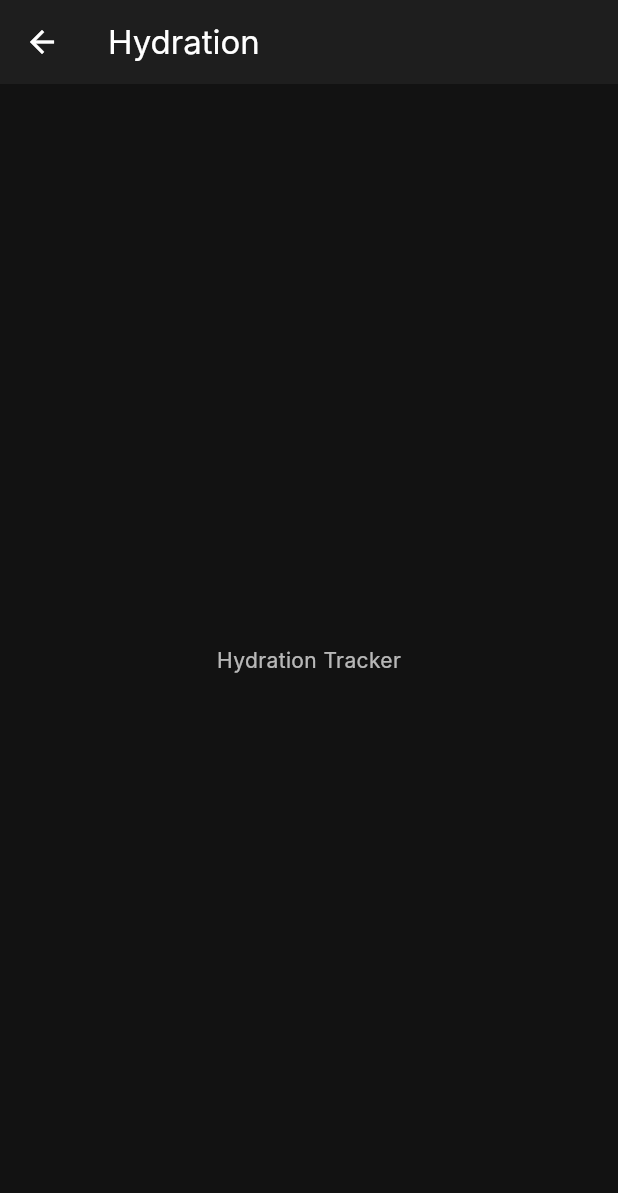
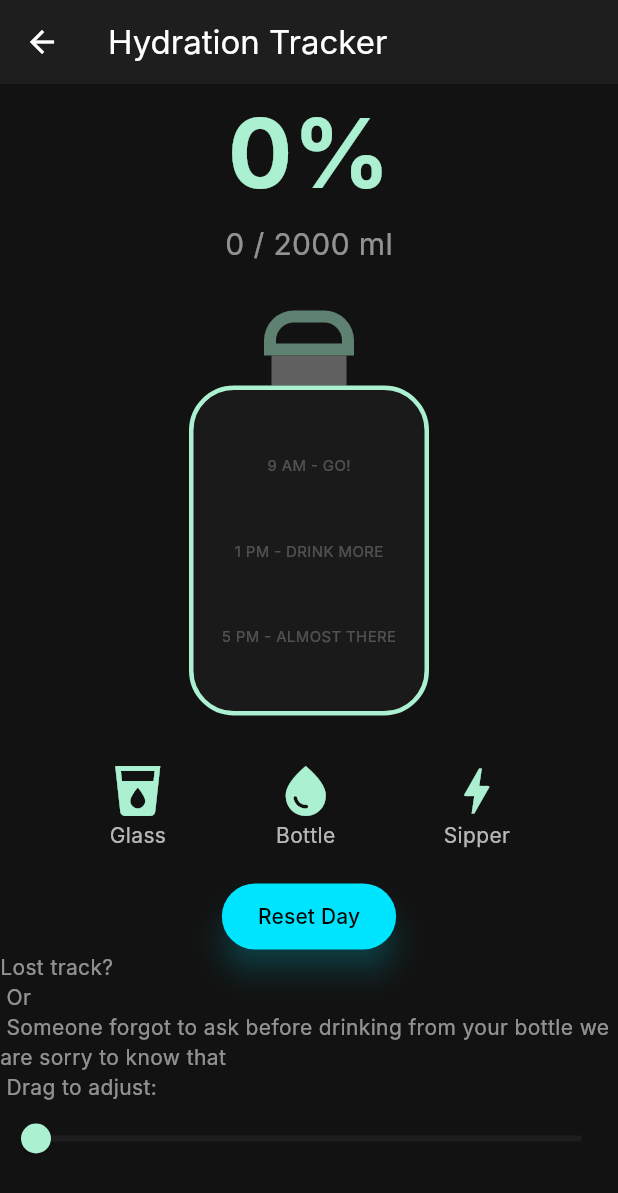
Before and after one commit to aryashi17/Nutrimate, a Flutter app: the HydrationScreen screen opened directly, on a phone screen of 412 x 824 dp. Shown: the top 1193 px of the screen. Run offline on Flutter 3.47's test engine with Material 3 defaults, Android fonts, the phone set to English and light mode, and no system bars; our stand-ins replace cloud_firestore, firebase_auth, firebase_core; accounts and stored records are empty; Roboto replaces fonts that are missing (Inter).

Commit message:
Fixed hydration bottle and added buffer slider

```diff
--- a/analysis_options.yaml
+++ b/analysis_options.yaml
@@ -7,6 +7,9 @@
 
 # The following line activates a set of recommended lints for Flutter apps,
 # packages, and plugins designed to encourage good coding practices.
+analyzer:
+  errors:
+    deprecated_member_use: ignore
 include: package:flutter_lints/flutter.yaml
 
 linter:
--- a/lib/features/hydration/hydration_screen.dart
+++ b/lib/features/hydration/hydration_screen.dart
@@ -1,15 +1,102 @@
 import 'package:flutter/material.dart';
+import '../widgets/water_button.dart'; // Ensure this path matches your folder
+import '../widgets/bottle_visual.dart';
 
-class HydrationScreen extends StatelessWidget {
+
+class HydrationScreen extends StatefulWidget {
   const HydrationScreen({super.key});
+
+
+  @override
+  State<HydrationScreen> createState() => _HydrationScreenState();
+}
+
+
+class _HydrationScreenState extends State<HydrationScreen> {
+  int _totalDrank = 0; // The "Gulp Counter" logic
+  final int _goal = 2000; // Daily target in ml
+
+
+  void _addWater(int amount) {
+    setState(() {
+      _totalDrank += amount;
+    });
+    // Check if they overdrank (Goal is 2000ml)
+  if (_totalDrank > _goal) {
+    _showThirstWarning();
+  }
+}
+
+
+void _showThirstWarning() {
+  ScaffoldMessenger.of(context).showSnackBar(
+    const SnackBar(
+      content: Text("I've noticed you're thirsty, are you feeling okay?"),
+      backgroundColor: Colors.orangeAccent,
+      duration: Duration(seconds: 3),
+    ),
+  );
+
+  }
+
 
   @override
   Widget build(BuildContext context) {
     return Scaffold(
-      appBar: AppBar(title: const Text("Hydration")),
-      body: const Center(
-        child: Text("Hydration Tracker"),
-      ),
+      appBar: AppBar(title: const Text("Hydration Tracker")),
+     body: SingleChildScrollView(
+     child:Column(
+  mainAxisAlignment: MainAxisAlignment.center,
+  children: [
+    // 1. Your existing numbers at the top
+    Text(
+      "${((_totalDrank / _goal) * 100).toInt()}%",
+      style: const TextStyle(fontSize: 64, fontWeight: FontWeight.bold, color: Color(0xFFAAF0D1)),
+    ),
+    // Smaller ML counter right under it
+    Text(
+      "$_totalDrank / $_goal ml",
+      style: const TextStyle(fontSize: 20, color: Colors.white54),
+    ),
+
+    const SizedBox(height: 30), // Space
+
+
+    // 2. THE BOTTLE GOES HERE (IN THE MIDDLE)
+    BottleVisual(fillLevel: _totalDrank / _goal),
+
+
+    const SizedBox(height: 30), // Space
+
+
+    // 3. Your buttons at the bottom
+    WaterButtons(onAddWater: _addWater),
+
+    const SizedBox(height: 20),
+
+    ElevatedButton(
+      onPressed: () => setState(() => _totalDrank = 0),
+      child: const Text("Reset Day"),
+    ),
+    Column(
+  children: [
+    const Text("Lost track?\n Or \n Someone forgot to ask before drinking from your bottle we are sorry to know that \n Drag to adjust:", style: TextStyle(color: Colors.white54)),
+    Slider(
+      value: _totalDrank.toDouble().clamp(0, _goal.toDouble()),
+      min: 0,
+      max: _goal.toDouble(),
+      activeColor: const Color(0xFFAAF0D1),
+      onChanged: (newValue) {
+        setState(() {
+          _totalDrank = newValue.toInt();
+        });
+      },
+    ),
+  ],
+)
+  ],
+),
+     ),
     );
   }
 }
--- /dev/null
+++ b/lib/features/widgets/bottle_visual.dart
@@ -0,0 +1,78 @@
+import 'package:flutter/material.dart';
+
+class BottleVisual extends StatelessWidget {
+  final double fillLevel;
+
+  const BottleVisual({super.key, required this.fillLevel});
+
+  @override
+  Widget build(BuildContext context) {
+    // This is your team's Mint Green color code
+    const Color mintGreen = Color(0xFFAAF0D1);
+
+    return Column(
+      children: [
+        // 1. THE HANDLE
+        Container(
+          width: 60,
+          height: 30,
+          decoration: BoxDecoration(
+            // Updated to use Mint Green with some transparency
+            border: Border.all(color: mintGreen.withOpacity(0.5), width: 8),
+            borderRadius: const BorderRadius.only(
+              topLeft: Radius.circular(20),
+              topRight: Radius.circular(20),
+            ),
+          ),
+        ),
+        // 2. THE CAP
+        Container(
+          width: 50,
+          height: 20,
+          color: Colors.grey.shade700, // Darker grey for the charcoal theme
+        ),
+        // 3. THE MAIN BODY (The wide gallon shape)
+Container(
+  width: 160,
+  height: 220,
+  // This tells the bottle to "trim" everything inside its 30px rounded corners
+  clipBehavior: Clip.antiAlias,
+  decoration: BoxDecoration(
+    color: const Color(0xFF1A1A1A), // Matches your new dark dashboard
+    border: Border.all(color: const Color(0xFFAAF0D1), width: 3),
+    borderRadius: BorderRadius.circular(30),
+  ),
+  child: Stack(
+    alignment: Alignment.bottomCenter,
+    children: [
+      // The Water inside
+      AnimatedContainer(
+        duration: const Duration(milliseconds: 600),
+        width: 160, // Must be the same width as the bottle
+        height: 220 * (fillLevel > 1.0 ? 1.0 : fillLevel),
+        decoration: BoxDecoration(
+          color: Colors.blue.withOpacity(0.7),
+          // REMOVE borderRadius from here entirely!
+          // If the water is a rectangle, the bottle's Clip.antiAlias
+          // will curve the bottom corners for you automatically.
+        ),
+      ),
+
+      // Motivation Text Labels
+      Positioned.fill(
+        child: Column(
+          mainAxisAlignment: MainAxisAlignment.spaceEvenly,
+          children: const [
+            Text("9 AM - GO!", style: TextStyle(fontSize: 10, color: Colors.white24)),
+            Text("1 PM - DRINK MORE", style: TextStyle(fontSize: 10, color: Colors.white24)),
+            Text("5 PM - ALMOST THERE", style: TextStyle(fontSize: 10, color: Colors.white24)),
+          ],
+        ),
+      ),
+    ],
+  ),
+),
+],
+    );
+  }
+}
--- /dev/null
+++ b/lib/features/widgets/hydration_progress.dart
@@ -0,0 +1,27 @@
+import 'package:flutter/material.dart';
+
+
+class HydrationProgress extends StatelessWidget {
+  final double progress; // Value between 0.0 and 1.0
+
+
+  const HydrationProgress({super.key, required this.progress});
+
+
+  @override
+Widget build(BuildContext context) {
+    return Column(
+      children: [
+        const Text("Today's Goal"),
+        // This is the visual "Liquid" part of your tracker
+        LinearProgressIndicator(
+          value: progress,
+          backgroundColor: Colors.blue.shade100,
+          color: Colors.blue,
+          minHeight: 20,
+        ),
+        Text("${(progress * 100).toInt()}% Drunk"),
+      ],
+    );
+  }
+}
--- /dev/null
+++ b/lib/features/widgets/water_button.dart
@@ -0,0 +1,51 @@
+import 'package:flutter/material.dart';
+
+
+class WaterButtons extends StatelessWidget {
+  final Function(int) onAddWater;
+
+
+  const WaterButtons({super.key, required this.onAddWater});
+
+
+  @override
+  Widget build(BuildContext context) {
+   return Row(
+  mainAxisAlignment: MainAxisAlignment.spaceEvenly,
+  children: [
+    // Option 1: A Small Glass (250ml)
+    GestureDetector(
+      onTap: () => onAddWater(250),
+      child: Column(
+        children: const [
+          Icon(Icons.local_drink, color: Color(0xFFAAF0D1), size: 40),
+          Text("Glass", style: TextStyle(color: Colors.white70)),
+        ],
+      ),
+    ),
+
+    // Option 2: A Standard Bottle (500ml)
+    GestureDetector(
+      onTap: () => onAddWater(500),
+      child: Column(
+        children: const [
+          Icon(Icons.water_drop, color: Color(0xFFAAF0D1), size: 40),
+          Text("Bottle", style: TextStyle(color: Colors.white70)),
+        ],
+      ),
+    ),
+
+    // Option 3: Large Sipper (1000ml)
+    GestureDetector(
+      onTap: () => onAddWater(1000),
+      child: Column(
+        children: const [
+          Icon(Icons.bolt, color: Color(0xFFAAF0D1), size: 40),
+          Text("Sipper", style: TextStyle(color: Colors.white70)),
+        ],
+      ),
+    ),
+  ],
+);
+  }
+}
```
